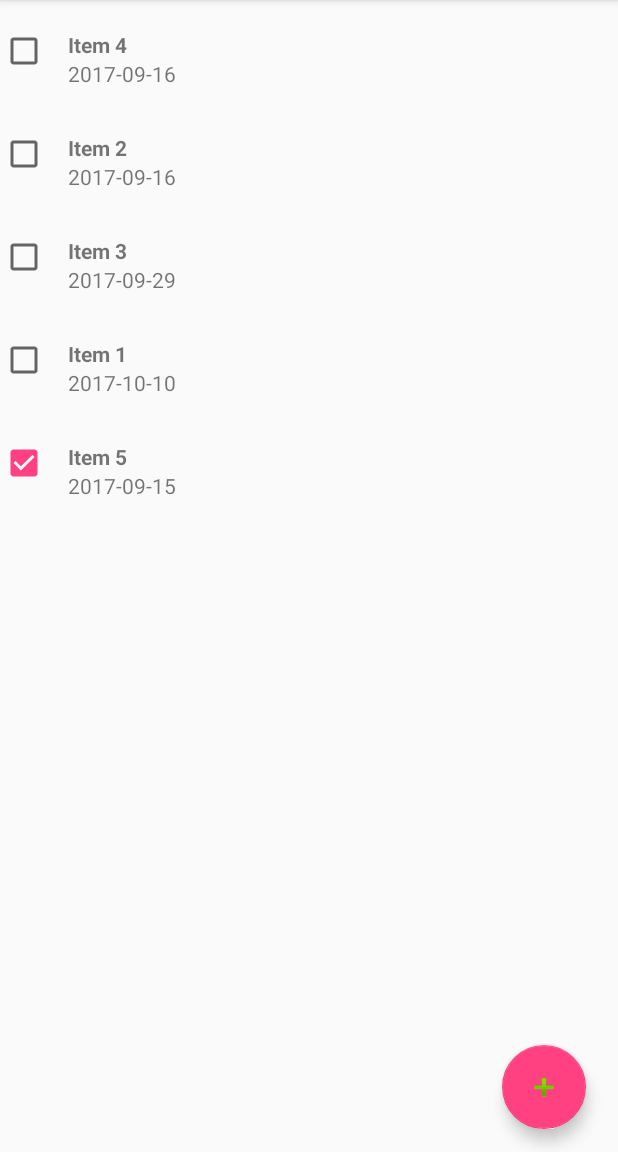
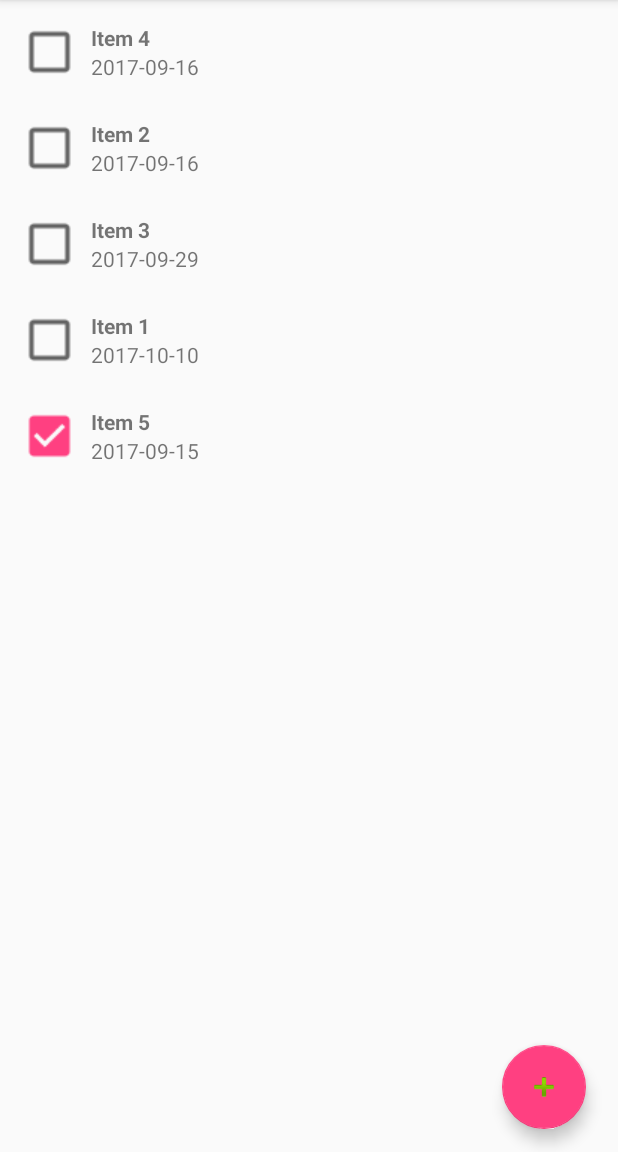
Before and after one commit to muellllkreis/android-mini-app, an Android app: the screen it shows after launch (BucketListActivity), in the options menu, after a tap on "Settings", on a phone screen of 412 x 824 dp, the part 84-1236 px from its top. Run offline under Robolectric (Android 15) with nearby library versions, the phone set to English and light mode, and no system bars.

Commit message:
Finishing touches, more UI, last minute error corrections

```diff
--- a/app/src/main/AndroidManifest.xml
+++ b/app/src/main/AndroidManifest.xml
@@ -24,12 +24,12 @@
         <activity   android:name=".AddItemActivity"
                     android:label="Add New Item"
                     android:parentActivityName=".BucketListActivity"
-                    android:windowSoftInputMode="adjustPan"> </activity>
+                    android:windowSoftInputMode="stateHidden|adjustResize|adjustPan"> </activity>
         <activity
             android:name=".Edit_Item"
             android:label="@string/edit"
             android:parentActivityName=".BucketListActivity"
-            android:windowSoftInputMode="adjustPan" > </activity>
+            android:windowSoftInputMode="stateHidden|adjustResize|adjustPan" > </activity>
     </application>
 
 </manifest>
--- a/app/src/main/java/edu/virginia/cs/cs4720/mjr9r/androidbucketlist/BucketItem.java
+++ b/app/src/main/java/edu/virginia/cs/cs4720/mjr9r/androidbucketlist/BucketItem.java
@@ -24,10 +24,10 @@ public class BucketItem implements Comparable<BucketItem>, Parcelable {
 
     public BucketItem(String title, Date duedate) {
         this.title = title;
-        this.description = "";
+        this.description = "Your Description For " + title + " Could Go Here!" ;
         this.duedate = duedate;
-        this.longitude = 0.0;
-        this.latitude = 0.0;
+        this.longitude = 1.234;
+        this.latitude = 5.678;
         this.finished = false;
     }
 
@@ -38,6 +38,15 @@ public class BucketItem implements Comparable<BucketItem>, Parcelable {
         this.longitude = longitude;
         this.latitude = latitude;
         this.finished = false;
+    }
+
+    public BucketItem(String title, String description, Date duedate, Double longitude, Double latitude, boolean finished) {
+        this.title = title;
+        this.description = description;
+        this.duedate = duedate;
+        this.longitude = longitude;
+        this.latitude = latitude;
+        this.finished = finished;
     }
 
     public String getTitle() {
@@ -96,9 +105,7 @@ public class BucketItem implements Comparable<BucketItem>, Parcelable {
 
         for (int i = 1; i <= numItems; i++) {
             bucketlist.add(new BucketItem("Item " + ++lastBucketItemId, new Date(System.currentTimeMillis() + ((long) rnd.nextInt((2543346) + 1) + 86400)*1000)));
-            Log.i("Building Bucketlist", "BucketItem " + i + " added");
         }
-        Log.i("Building Bucketlist", "Size: " + bucketlist.size());
         return bucketlist;
     }
 
--- a/app/src/main/java/edu/virginia/cs/cs4720/mjr9r/androidbucketlist/BucketItemAdapter.java
+++ b/app/src/main/java/edu/virginia/cs/cs4720/mjr9r/androidbucketlist/BucketItemAdapter.java
@@ -104,6 +104,7 @@ public class BucketItemAdapter extends
                 i.putExtra("longitude", longitude);
                 i.putExtra("latitude", latitude);
                 i.putExtra("id", mBucketlist.indexOf(item));
+                i.putExtra("finished", item.isFinished());
                 ((Activity) mContext).startActivityForResult(i,1);
 
             }
@@ -116,7 +117,6 @@ public class BucketItemAdapter extends
                 item.setFinished(!item.isFinished());
                 Collections.sort(mBucketlist);
                 notifyDataSetChanged();
-                Toast.makeText(mContext, "Click " + item.getTitle() + " " + item.isFinished(), Toast.LENGTH_SHORT).show();
             }
         });
 
--- a/app/src/main/java/edu/virginia/cs/cs4720/mjr9r/androidbucketlist/BucketListActivity.java
+++ b/app/src/main/java/edu/virginia/cs/cs4720/mjr9r/androidbucketlist/BucketListActivity.java
@@ -114,7 +114,9 @@ public class BucketListActivity extends AppCompatActivity {
                         extras.getString("description"),
                         formatter.parse(extras.getString("duedate")),
                         extras.getDouble("longitude"),
-                        extras.getDouble("latitude"));
+                        extras.getDouble("latitude"),
+                        extras.getBoolean("finished"));
+
                 bucketlist.remove(extras.getInt("id"));
                 bucketlist.add(newitem);
 
--- a/app/src/main/java/edu/virginia/cs/cs4720/mjr9r/androidbucketlist/Edit_Item.java
+++ b/app/src/main/java/edu/virginia/cs/cs4720/mjr9r/androidbucketlist/Edit_Item.java
@@ -24,6 +24,7 @@ public class Edit_Item extends AppCompatActivity {
     TextView latitude;
     DatePicker duedate;
     Integer id;
+    boolean finished;
 
     @Override
     protected void onCreate(Bundle savedInstanceState) {
@@ -39,6 +40,7 @@ public class Edit_Item extends AppCompatActivity {
         Double latitude1 = i.getDoubleExtra("latitude", 0.0);
         String duedate1 = i.getStringExtra("duedate");
         id = i.getIntExtra("id", 0);
+        finished = i.getBooleanExtra("finished", false);
 
         String[] date_array = duedate1.split("-");
 
@@ -85,6 +87,7 @@ public class Edit_Item extends AppCompatActivity {
             i.putExtra("longitude", longitude);
             i.putExtra("latitude", latitude);
             i.putExtra("id", id);
+            i.putExtra("finished", finished);
             setResult(Edit_Item.RESULT_OK, i);
             finish();
         }
--- a/app/src/main/res/layout/item_bucketitem.xml
+++ b/app/src/main/res/layout/item_bucketitem.xml
@@ -4,7 +4,8 @@
     android:orientation="horizontal"
     android:layout_width="match_parent"
     android:layout_height="wrap_content"
-    android:paddingTop="10dp"
+    android:paddingLeft="15dp"
+    android:paddingTop="15dp"
     android:paddingBottom="10dp"
     >
 
@@ -13,14 +14,15 @@
         android:layout_width="25dp"
         android:layout_height="20dp"
         android:layout_gravity="center"
-        android:paddingLeft="16dp"
-        android:paddingRight="16dp" />
+        android:scaleX="1.5"
+        android:scaleY="1.5"
+        android:paddingLeft="25dp"
+        android:paddingRight="25dp" />
 
     <LinearLayout
         android:layout_width="fill_parent"
         android:layout_height="wrap_content"
-        android:orientation="vertical"
-        android:paddingTop="10dp">
+        android:orientation="vertical">
 
         <TextView
             android:id="@+id/bucketitem_title"
```
